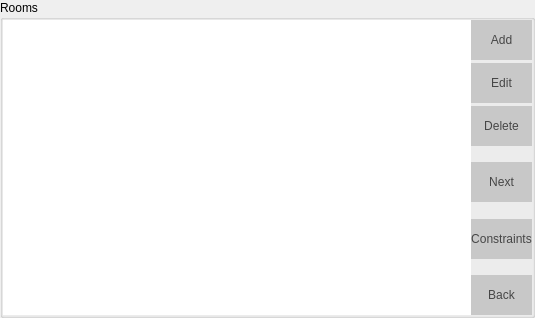
Qt form Orar/OrarApp/RoomView.ui (alexandrutm/UnivTimetable) before a commit.
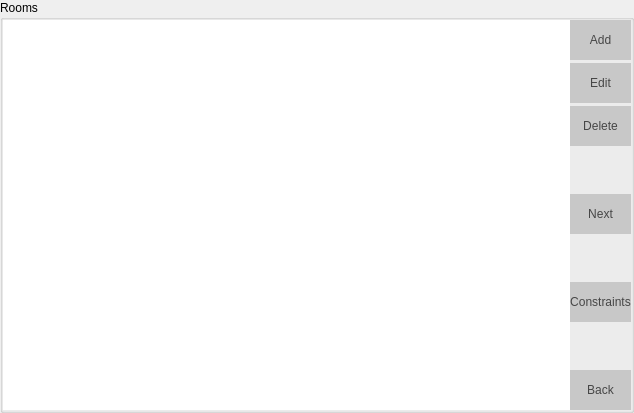
The same form after that commit.

Commit message: Changed listwiget with table view in all views and implemented a model for every tableview

```diff
--- a/Orar/OrarApp/RoomView.ui
+++ b/Orar/OrarApp/RoomView.ui
@@ -6,8 +6,8 @@
    <rect>
     <x>0</x>
     <y>0</y>
-    <width>535</width>
-    <height>318</height>
+    <width>634</width>
+    <height>413</height>
    </rect>
   </property>
   <property name="windowTitle">
@@ -252,7 +252,7 @@
          </layout>
         </item>
         <item row="0" column="0">
-         <widget class="QListWidget" name="mList">
+         <widget class="QTableView" name="mTable">
           <property name="frameShape">
            <enum>QFrame::NoFrame</enum>
           </property>
```
Left out of the diff: 3 changed lines with no effect on the pictures. The commit also changes 30 other files.
